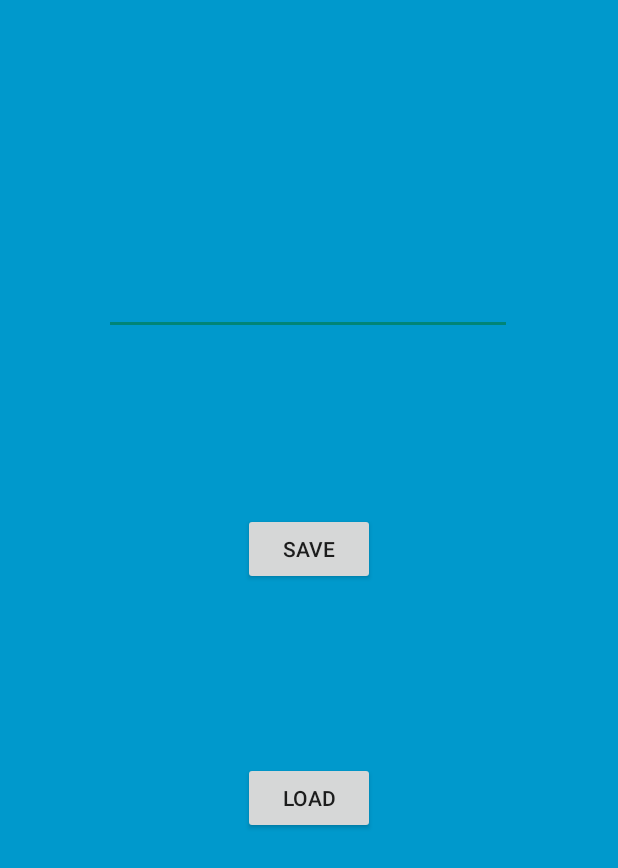
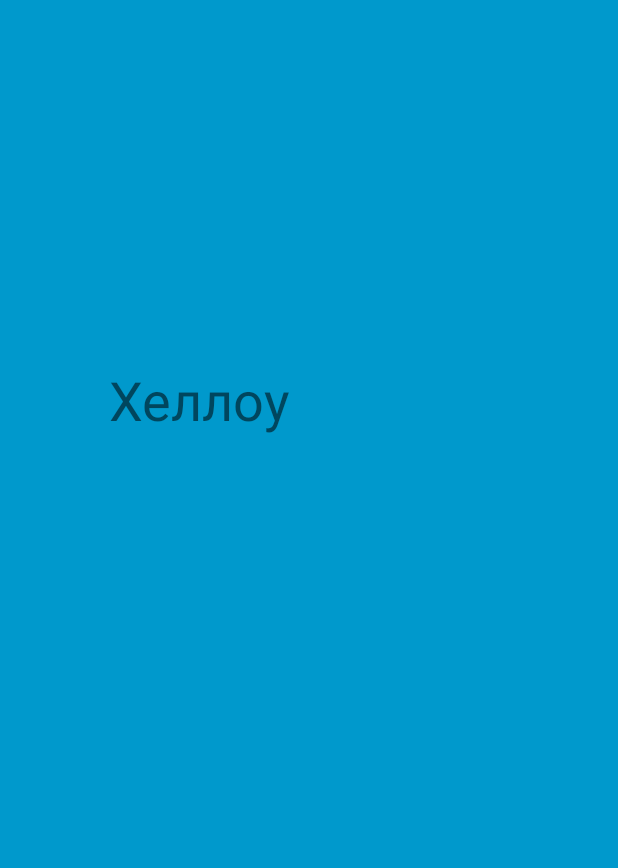
Before and after one commit to AnastasyaRuzhytskaya/MyApplicationNess, an Android app: the DarkBlue screen opened directly, with no data from a screen before it, on a phone screen of 412 x 824 dp. Shown: the top 868 px of the screen. Run offline under Robolectric (Android 15) with nearby library versions, the phone set to English and light mode, and no system bars.

Commit message:
Добавлены новые функции во вкладке "Темно-синий"

```diff
--- a/app/src/main/java/ua/kiev/netmaster/razer/myapplication/DarkBlue.java
+++ b/app/src/main/java/ua/kiev/netmaster/razer/myapplication/DarkBlue.java
@@ -1,78 +1,68 @@
 package ua.kiev.netmaster.razer.myapplication;
 
+import android.app.Activity;
+import android.app.Dialog;
+import android.app.TimePickerDialog;
 import android.content.SharedPreferences;
 import android.os.Bundle;
 import android.support.v7.app.AppCompatActivity;
+import android.support.v7.widget.DialogTitle;
 import android.view.View;
 import android.widget.Button;
 import android.widget.EditText;
+import android.widget.ExpandableListView;
+import android.widget.SimpleExpandableListAdapter;
+import android.widget.TextView;
+import android.widget.TimePicker;
 import android.widget.Toast;
+
+import java.util.ArrayList;
+import java.util.HashMap;
+import java.util.Map;
 
 /**
  * Created by RAZER on 08-Feb-18.
  */
 
-public class DarkBlue extends AppCompatActivity implements View.OnClickListener {
 
-   Button btnSave;
-   Button btnLoad;
-   EditText edText;
-   SharedPreferences sPref;
-   final String SAVED_TEXT = "saved_text";
+public class DarkBlue extends Activity {
+
+
+    int DIALOG_TIME = 1;
+    int myHour = 14;
+    int myMinute = 35;
+    TextView tvTime;
 
 
 
-
-    protected void onCreate(Bundle savedInstanceState) {
+public void onCreate(Bundle savedInstanceState) {
         super.onCreate(savedInstanceState);
         setContentView(R.layout.dark_blue);
+    tvTime = (TextView) findViewById(R.id.tvTime);
 
-btnSave = (Button) findViewById(R.id.btnSave);
-btnLoad = (Button) findViewById(R.id.btnLoad);
-edText = (EditText) findViewById(R.id.edText);
-
-btnLoad.setOnClickListener(this);
-btnSave.setOnClickListener(this);
-        loadText();
-
-    }
-
-    @Override
-    public void onClick(View v) {
-        switch (v.getId()){
-            case R.id.btnSave:
-                saveText();
-                break;
-            case R.id.btnLoad:
-                loadText();
-                break;
-                default:
-                    break;
 
         }
 
 
+    public void time(View view) {
+    showDialog(DIALOG_TIME);
+    }
+    protected Dialog onCreateDialog(int id) {
+    if (id == DIALOG_TIME){
+        TimePickerDialog tpd = new TimePickerDialog( this, myCallBack, myHour, myMinute, true );
+        return tpd;
+    }
+
+        return super.onCreateDialog(id);
+    }
 
 
-    }
-    private void saveText() {
-sPref = getPreferences(MODE_PRIVATE);
-SharedPreferences.Editor ed = sPref.edit();
-ed.putString(SAVED_TEXT, edText.getText().toString());
-ed.apply();
-        Toast.makeText(DarkBlue.this,"Text saved",Toast.LENGTH_SHORT).show();
+    TimePickerDialog.OnTimeSetListener myCallBack = new TimePickerDialog.OnTimeSetListener() {
 
-    }
-    private void loadText() {
-        sPref = getPreferences(MODE_PRIVATE);
-        String savedText = sPref.getString(SAVED_TEXT, "");
-        edText.setText(savedText);
-        Toast.makeText(DarkBlue.this,"Text loaded",Toast.LENGTH_SHORT).show();
-    }
-
-    @Override
-    protected void onDestroy() {
-        super.onDestroy();
-    saveText();
-    }
+        public void onTimeSet(TimePicker view, int hourOfDay, int minute) {
+            myHour = hourOfDay;
+            myMinute = minute;
+            tvTime.setText("Time is " + myHour + " hours " + myMinute + " minutes");
+        }
+    };
 }
--- a/app/src/main/res/layout/dark_blue.xml
+++ b/app/src/main/res/layout/dark_blue.xml
@@ -6,50 +6,21 @@
     android:layout_height="match_parent"
     android:background="@android:color/holo_blue_dark">
 
-    <EditText
-        android:id="@+id/edText"
-        android:layout_width="272dp"
-        android:layout_height="55dp"
-        android:layout_marginStart="8dp"
-        android:layout_marginLeft="8dp"
-        android:layout_marginTop="168dp"
-        android:layout_marginEnd="8dp"
-        android:layout_marginRight="8dp"
-        android:ems="10"
-        android:inputType="textPersonName"
-        app:layout_constraintEnd_toEndOf="parent"
-        app:layout_constraintHorizontal_bias="0.495"
-        app:layout_constraintStart_toStartOf="parent"
-        app:layout_constraintTop_toTopOf="parent" />
-
-    <Button
-        android:id="@+id/btnSave"
-        android:layout_width="wrap_content"
-        android:layout_height="wrap_content"
+    <TextView
+        android:id="@+id/tvTime"
+        android:layout_width="267dp"
+        android:layout_height="340dp"
         android:layout_marginStart="8dp"
         android:layout_marginLeft="8dp"
         android:layout_marginTop="8dp"
         android:layout_marginEnd="8dp"
         android:layout_marginRight="8dp"
         android:layout_marginBottom="8dp"
-        android:text="Save"
-        app:layout_constraintBottom_toTopOf="@+id/btnLoad"
+        android:onClick="time"
+        android:text="Хеллоу"
+        android:textSize="36sp"
+        app:layout_constraintBottom_toBottomOf="parent"
         app:layout_constraintEnd_toEndOf="parent"
         app:layout_constraintStart_toStartOf="parent"
-        app:layout_constraintTop_toBottomOf="@+id/edText" />
-
-    <Button
-        android:id="@+id/btnLoad"
-        android:layout_width="wrap_content"
-        android:layout_height="wrap_content"
-        android:layout_marginStart="8dp"
-        android:layout_marginLeft="8dp"
-        android:layout_marginEnd="8dp"
-        android:layout_marginRight="8dp"
-        android:layout_marginBottom="268dp"
-        android:text="Load"
-        app:layout_constraintBottom_toBottomOf="parent"
-        app:layout_constraintEnd_toEndOf="parent"
-        app:layout_constraintStart_toStartOf="parent" />
-
+        app:layout_constraintTop_toTopOf="parent" />
 </android.support.constraint.ConstraintLayout>
--- a/build.gradle
+++ b/build.gradle
@@ -6,7 +6,7 @@ buildscript {
         google()
     }
     dependencies {
-        classpath 'com.android.tools.build:gradle:3.3.1'
+        classpath 'com.android.tools.build:gradle:3.3.2'
 
 
 
```
